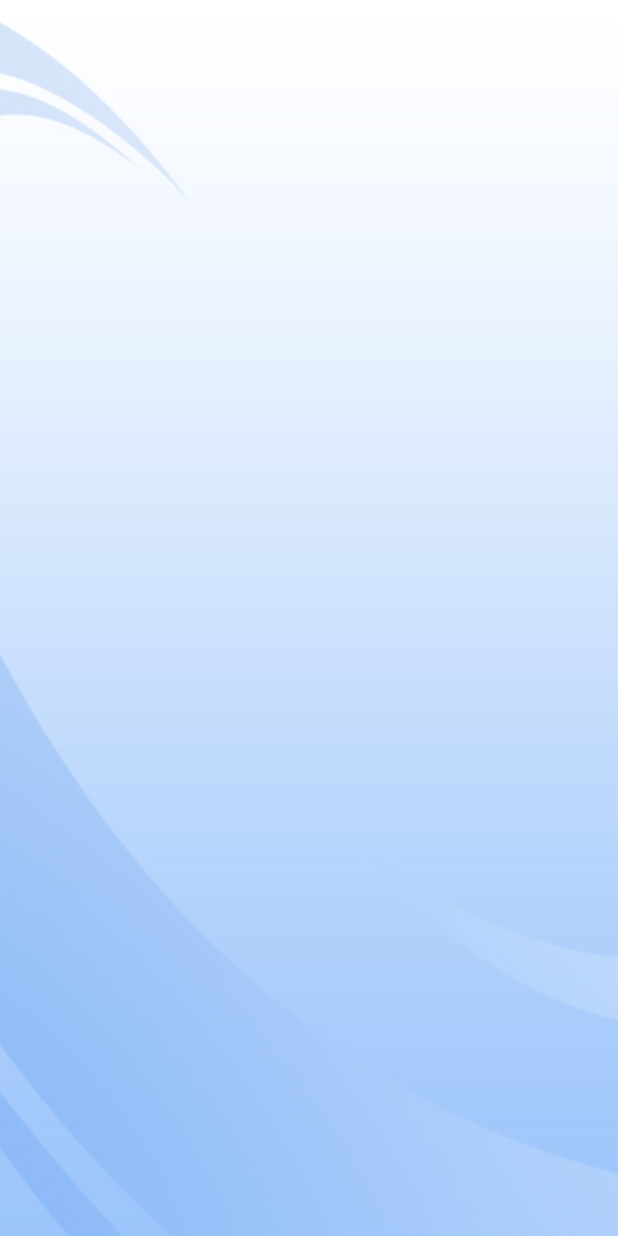
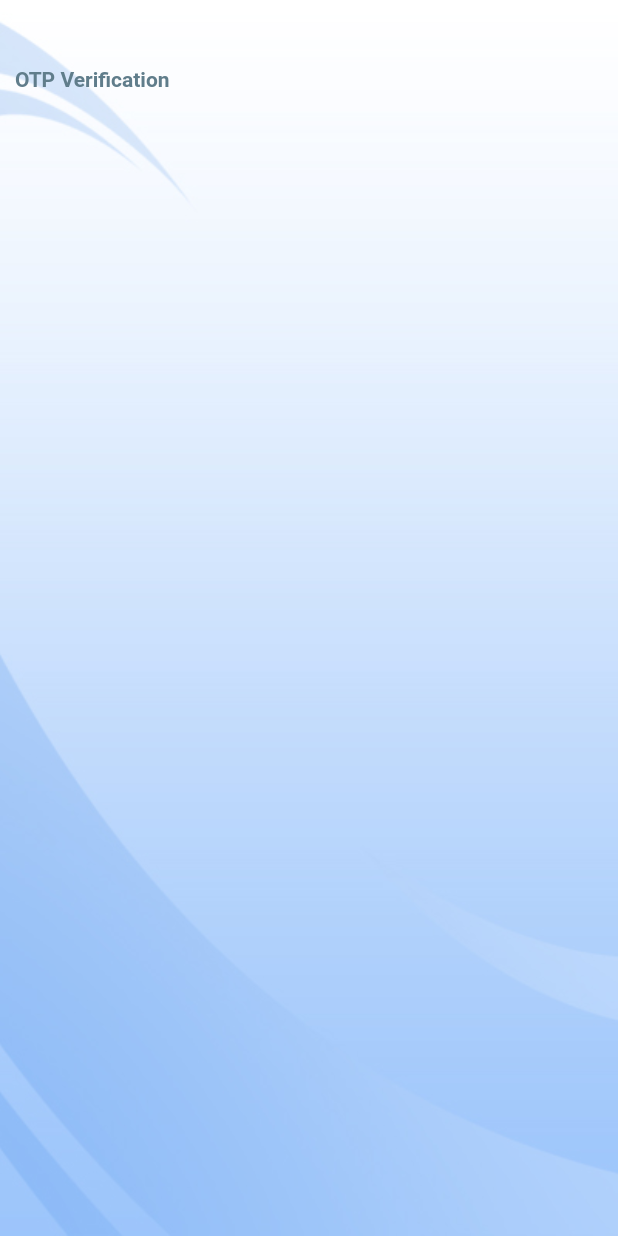
Before and after one commit to Ankit7269/flutter, a Flutter app: the screen it shows after launch, after a tap on "Enter mobile no", after a tap on "GET OTP", on a phone screen of 412 x 824 dp. Run offline on Flutter 3.47's test engine with Material 2 defaults, Android fonts, the phone set to English and light mode, and no system bars.

Commit message:
OTP screen title fix

```diff
--- a/lib/screens/OtpScreen.dart
+++ b/lib/screens/OtpScreen.dart
@@ -42,47 +42,37 @@ class OtpState_ extends State<Otp> {
       child: Container(
         child: Column(
           children: [
-            //title()
+            customAppBar()
           ],
         ),
       ),
     );
   }
 
-  Widget title(){
-    return Container(
-      margin: EdgeInsets.only(top: 20),
-      width: MediaQuery.of(context).size.width,
-      child: Text("OTP Verification"),
-    );
-  }
-
   @override
   void initState() {
-    main();
+
     print("Hello World");
     super.initState();
 
   }
 
-  void main() async {
-    print(getMeSomeFood());
-    print(await getMeSomethingBetter());
-    maybeSomethingSweet().then((String value) {
-      print(value);
-    });
+  Widget customAppBar(){
+    return Container(
+      alignment: Alignment.centerLeft,
+      padding: EdgeInsets.only(left: 10),
+      margin: EdgeInsets.only(top: 25),
+      width: MediaQuery.of(context).size.width,
+      height: AppBar().preferredSize.height,
+      color: Colors.transparent,
+      child: Text(
+        "OTP Verification",
+        style: TextStyle(
+          fontWeight: FontWeight.bold,
+          color: Colors.blueGrey
+        ),
+      ),
+    );
+  }
 
-  }
-  Future<String> getMeSomeFood() async {
-    return "an apple";
-  }
-  Future<String> getMeSomethingBetter() async {
-    return "a burger?";
-  }
-  Future<String> maybeSomethingSweet() async {
-    return "a chocolate cake!!";
-  }
-  Future<String> bye() async{          //will not compile, add async
-    return "see you soon! ";
-  }
 }
```
